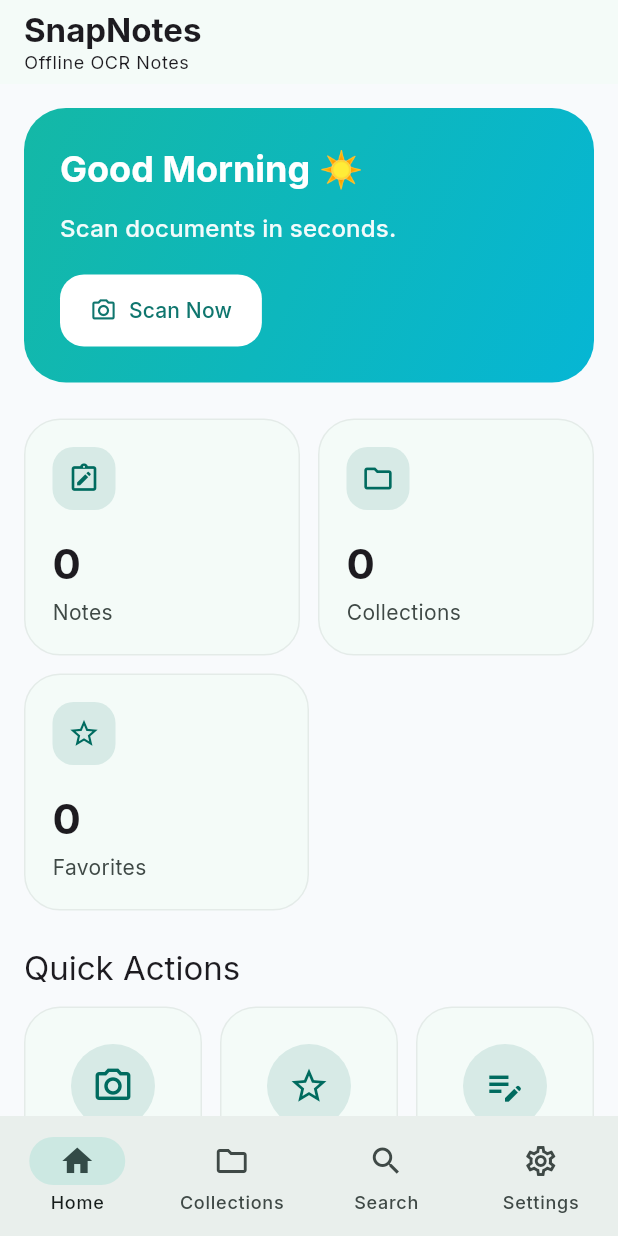
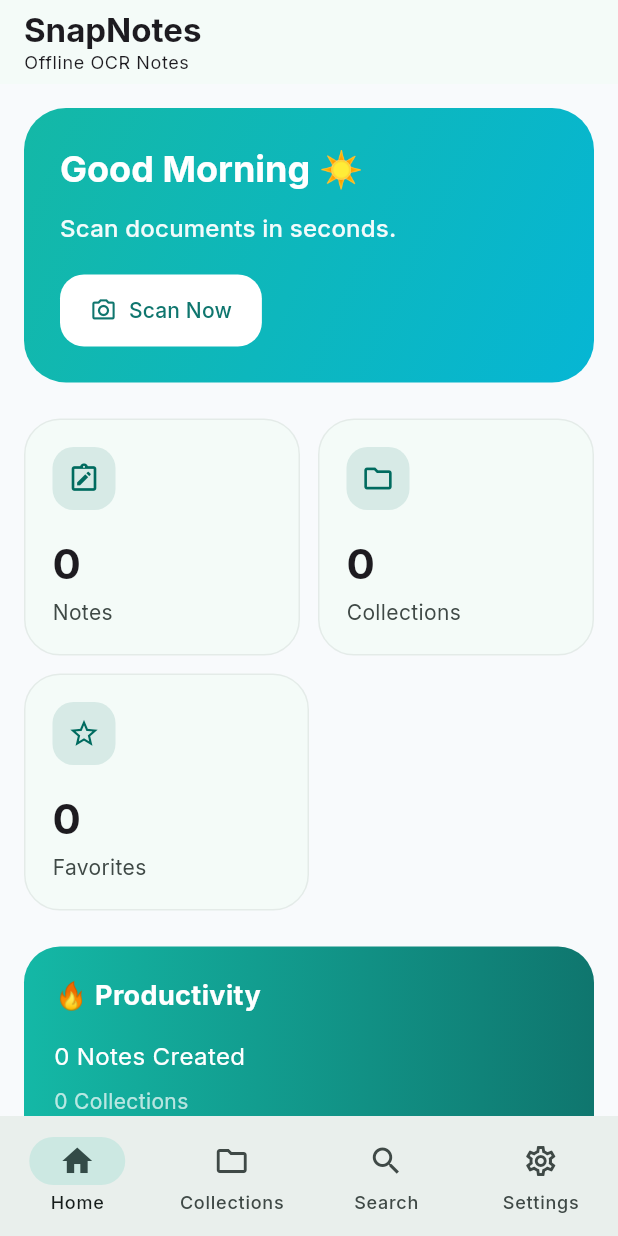
Before and after one commit to harshyadavDeveloper/snapnotes, a Flutter app: the screen it shows after launch, on a phone screen of 412 x 824 dp. Run offline on Flutter 3.47's test engine with Material 3 defaults, Android fonts, the light colour scheme and no system bars; our stand-ins replace camera, get_it, google_fonts, image_picker, isar_community, open_filex and 2 more; missing offline and left inert: crop_your_image, google_mlkit_text_recognition; accounts and stored records are empty; generated files the repository leaves out were written again.

Commit message:
added new cards in home page

```diff
--- a/lib/features/home/screens/home_screen.dart
+++ b/lib/features/home/screens/home_screen.dart
@@ -65,6 +65,87 @@ class _HomeScreenState extends State<HomeScreen> {
   void dispose() {
     _timer.cancel();
     super.dispose();
+  }
+
+  Widget _buildActivityCard(DashboardNotifier provider) {
+    return Container(
+      width: double.infinity,
+      padding: const EdgeInsets.all(20),
+      decoration: BoxDecoration(
+        borderRadius: BorderRadius.circular(24),
+        color: Theme.of(context).colorScheme.surface,
+        border: Border.all(
+          color: Theme.of(context).colorScheme.outline.withValues(alpha: .08),
+        ),
+      ),
+      child: Column(
+        crossAxisAlignment: CrossAxisAlignment.start,
+        children: [
+          Text(
+            'Today\'s Activity',
+            style: Theme.of(
+              context,
+            ).textTheme.titleMedium?.copyWith(fontWeight: FontWeight.w700),
+          ),
+
+          const SizedBox(height: 20),
+
+          _buildActivityRow(
+            Icons.note_alt_outlined,
+            'Notes',
+            provider.totalNotes.toString(),
+          ),
+
+          const SizedBox(height: 16),
+
+          _buildActivityRow(
+            Icons.folder_outlined,
+            'Collections',
+            provider.totalCollections.toString(),
+          ),
+
+          const SizedBox(height: 16),
+
+          _buildActivityRow(
+            Icons.star_outline,
+            'Favorites',
+            provider.totalFavorites.toString(),
+          ),
+        ],
+      ),
+    );
+  }
+
+  Widget _buildActivityRow(IconData icon, String title, String value) {
+    return Row(
+      children: [
+        Container(
+          padding: const EdgeInsets.all(8),
+          decoration: BoxDecoration(
+            color: Theme.of(context).colorScheme.primary.withValues(alpha: .12),
+            borderRadius: BorderRadius.circular(10),
+          ),
+          child: Icon(
+            icon,
+            size: 18,
+            color: Theme.of(context).colorScheme.primary,
+          ),
+        ),
+
+        const SizedBox(width: 12),
+
+        Expanded(
+          child: Text(title, style: Theme.of(context).textTheme.bodyLarge),
+        ),
+
+        Text(
+          value,
+          style: Theme.of(
+            context,
+          ).textTheme.titleMedium?.copyWith(fontWeight: FontWeight.bold),
+        ),
+      ],
+    );
   }
 
   @override
@@ -231,6 +312,63 @@ class _HomeScreenState extends State<HomeScreen> {
                   ),
 
                   const SizedBox(height: 24),
+                  Container(
+                    width: double.infinity,
+                    padding: const EdgeInsets.all(20),
+                    decoration: BoxDecoration(
+                      borderRadius: BorderRadius.circular(24),
+                      gradient: LinearGradient(
+                        colors: Theme.of(context).brightness == Brightness.dark
+                            ? [const Color(0xFF134E4A), const Color(0xFF0F172A)]
+                            : [
+                                const Color(0xFF14B8A6),
+                                const Color(0xFF0F766E),
+                              ],
+                      ),
+                    ),
+                    child: Column(
+                      crossAxisAlignment: CrossAxisAlignment.start,
+                      children: [
+                        const Text(
+                          '🔥 Productivity',
+                          style: TextStyle(
+                            color: Colors.white,
+                            fontSize: 18,
+                            fontWeight: FontWeight.bold,
+                          ),
+                        ),
+
+                        const SizedBox(height: 16),
+
+                        Text(
+                          '${provider.totalNotes} Notes Created',
+                          style: const TextStyle(
+                            color: Colors.white,
+                            fontSize: 16,
+                          ),
+                        ),
+
+                        const SizedBox(height: 8),
+
+                        Text(
+                          '${provider.totalCollections} Collections',
+                          style: const TextStyle(color: Colors.white70),
+                        ),
+
+                        const SizedBox(height: 8),
+
+                        const Text(
+                          'Keep Building Your Knowledge Base 🚀',
+                          style: TextStyle(color: Colors.white70),
+                        ),
+                      ],
+                    ),
+                  ),
+                  const SizedBox(height: 24),
+
+                  _buildActivityCard(provider),
+
+                  const SizedBox(height: 24),
 
                   /// Quick Actions Header
                   const AppSectionHeader(title: 'Quick Actions'),
@@ -291,7 +429,7 @@ class _HomeScreenState extends State<HomeScreen> {
                   Row(
                     children: [
                       Text(
-                        'Recent Notes',
+                        'Recent Notes (${provider.recentNotes.length})',
                         style: Theme.of(context).textTheme.titleLarge?.copyWith(
                           fontWeight: FontWeight.w700,
                         ),
@@ -311,7 +449,31 @@ class _HomeScreenState extends State<HomeScreen> {
                   const SizedBox(height: 16),
 
                   if (dashboardProvider.recentNotes.isEmpty)
-                    const AppEmptyState()
+                    Column(
+                      children: [
+                        const SizedBox(height: 40),
+
+                        Icon(
+                          Icons.document_scanner_outlined,
+                          size: 80,
+                          color: Theme.of(context).colorScheme.primary,
+                        ),
+
+                        const SizedBox(height: 20),
+
+                        Text(
+                          'Start Scanning',
+                          style: Theme.of(context).textTheme.titleLarge,
+                        ),
+
+                        const SizedBox(height: 8),
+
+                        const Text(
+                          'Capture your first document and build your knowledge base.',
+                          textAlign: TextAlign.center,
+                        ),
+                      ],
+                    )
                   else
                     ListView.separated(
                       shrinkWrap: true,
--- a/pubspec.yaml
+++ b/pubspec.yaml
@@ -52,6 +52,7 @@ dependencies:
   crop_your_image: ^2.0.0
   image_picker: ^1.1.2
   package_info_plus: ^8.0.0
+  printing: ^5.13.4
 
 dev_dependencies:
   flutter_test:
```
Also changed, not shown: pubspec.lock, 5 other files.
